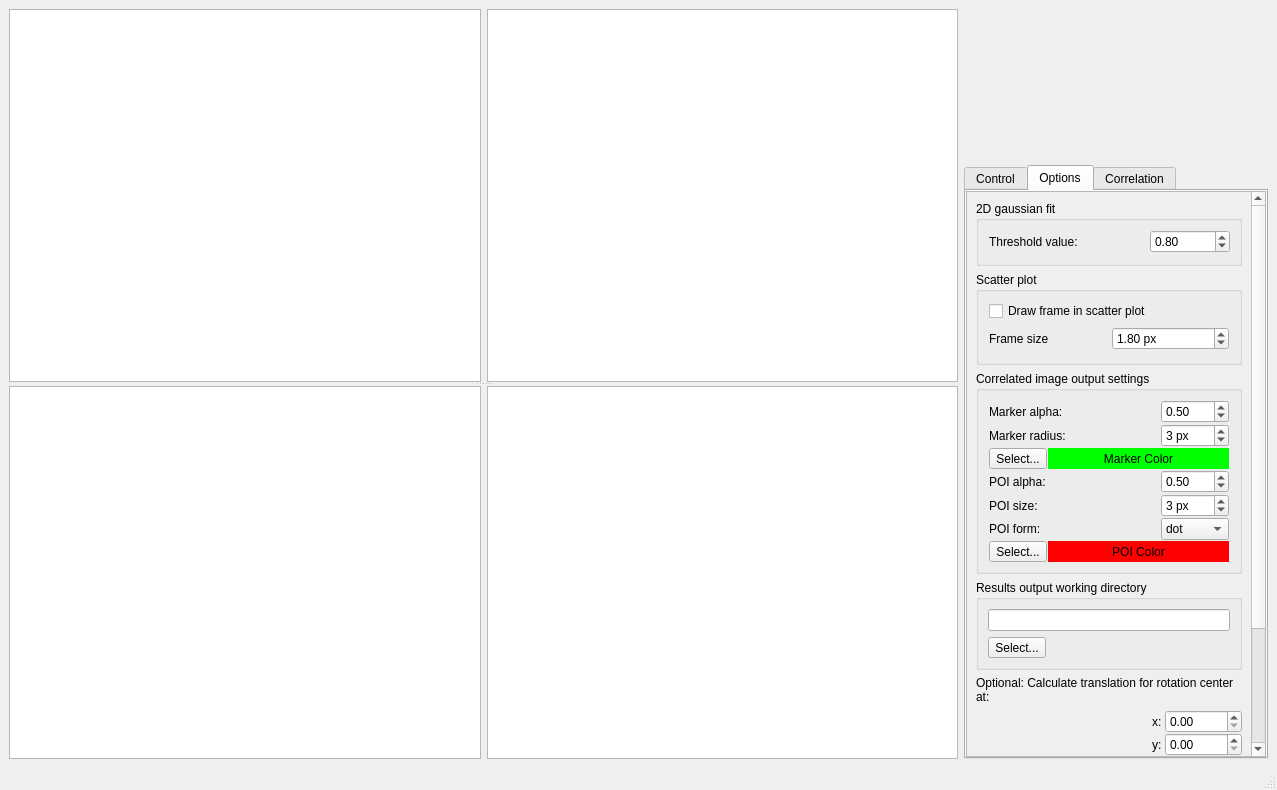
This is TDCT_correlation2.ui in rosalindfranklininstitute/3DCT as Qt 5 draws it before an edit. The edited form follows.
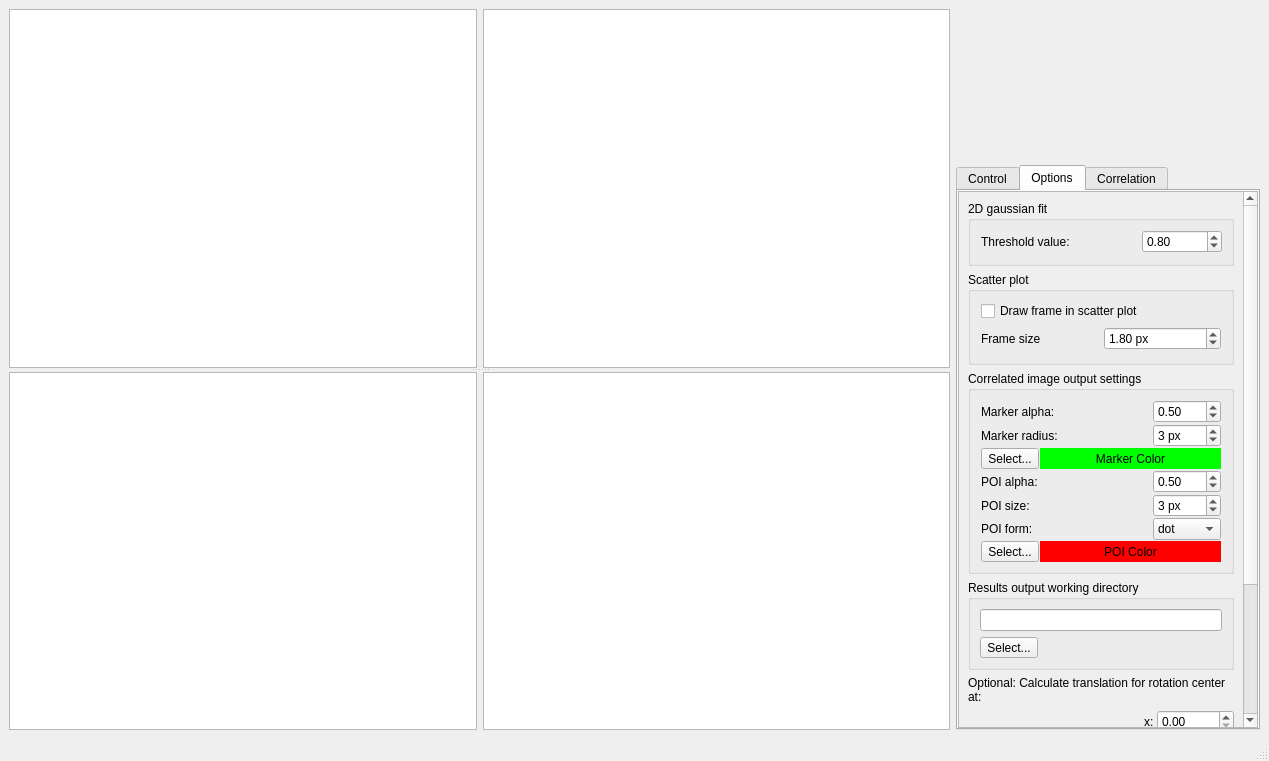
This is the edited form. The open tabs and pages were chosen to show the change. Icons and pictures are not drawn. Custom widgets are drawn as their Qt base class.

Diff of the .ui file:
```diff
--- a/TDCT_correlation2.ui
+++ b/TDCT_correlation2.ui
@@ -6,8 +6,8 @@
    <rect>
     <x>0</x>
     <y>0</y>
-    <width>1277</width>
-    <height>790</height>
+    <width>1269</width>
+    <height>761</height>
    </rect>
   </property>
   <property name="sizePolicy">
@@ -1141,9 +1141,9 @@
                  <property name="geometry">
                   <rect>
                    <x>0</x>
-                   <y>-99</y>
-                   <width>277</width>
-                   <height>647</height>
+                   <y>0</y>
+                   <width>196</width>
+                   <height>661</height>
                   </rect>
                  </property>
                  <layout class="QVBoxLayout" name="verticalLayout_17">
```
Left out of the diff: 66 changed lines with no effect on the pictures.
